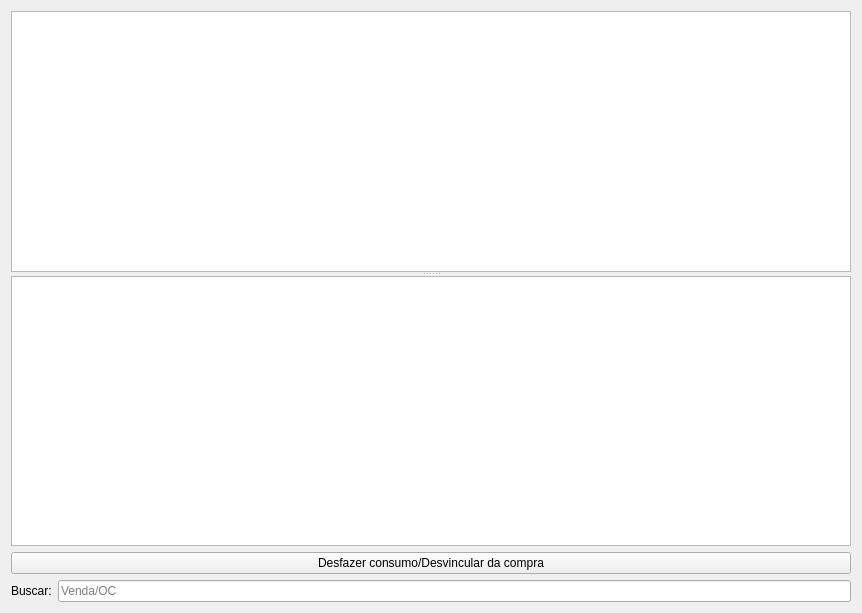
Qt form ui/widgetcompraconsumos.ui (darktorres/ERP-STACCATO) before a commit.
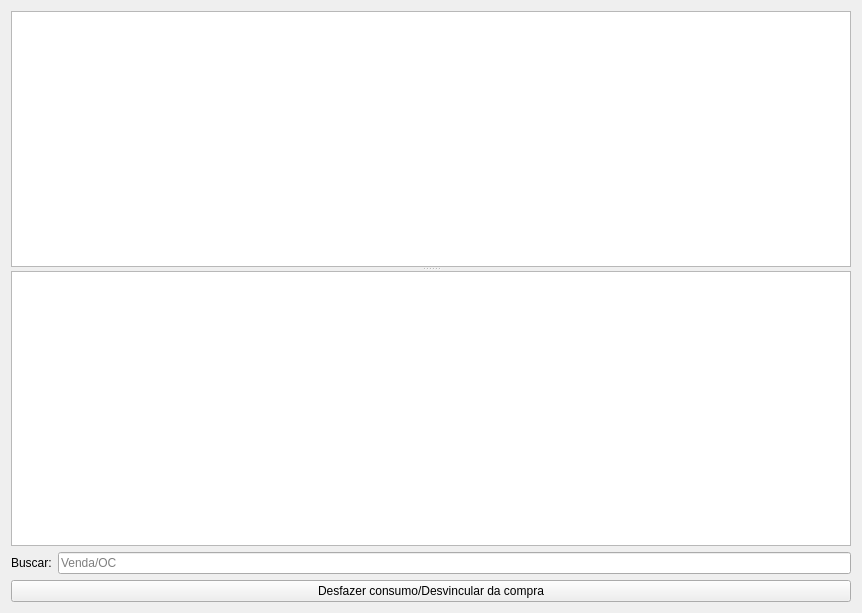
The same form after that commit. Custom widgets are drawn as their Qt base class.

The edit to the form file:
```diff
--- a/ui/widgetcompraconsumos.ui
+++ b/ui/widgetcompraconsumos.ui
@@ -35,7 +35,21 @@
      </widget>
      <widget class="QWidget" name="layoutWidget">
       <layout class="QGridLayout" name="gridLayout">
-       <item row="0" column="0">
+       <item row="2" column="0">
+        <widget class="QLabel" name="label">
+         <property name="text">
+          <string>Buscar:</string>
+         </property>
+        </widget>
+       </item>
+       <item row="2" column="1">
+        <widget class="QLineEdit" name="lineEditBusca">
+         <property name="placeholderText">
+          <string>Venda/OC</string>
+         </property>
+        </widget>
+       </item>
+       <item row="0" column="0" colspan="2">
         <widget class="TableView" name="tableProduto">
          <property name="mouseTracking">
           <bool>true</bool>
@@ -51,7 +65,7 @@
          </property>
         </widget>
        </item>
-       <item row="1" column="0">
+       <item row="3" column="0" colspan="2">
         <widget class="QPushButton" name="pushButtonDesfazerConsumo">
          <property name="enabled">
           <bool>true</bool>
@@ -65,20 +79,6 @@
      </widget>
     </widget>
    </item>
-   <item row="1" column="0">
-    <widget class="QLabel" name="label">
-     <property name="text">
-      <string>Buscar:</string>
-     </property>
-    </widget>
-   </item>
-   <item row="1" column="1">
-    <widget class="QLineEdit" name="lineEditBusca">
-     <property name="placeholderText">
-      <string>Venda/OC</string>
-     </property>
-    </widget>
-   </item>
   </layout>
  </widget>
  <customwidgets>
```
